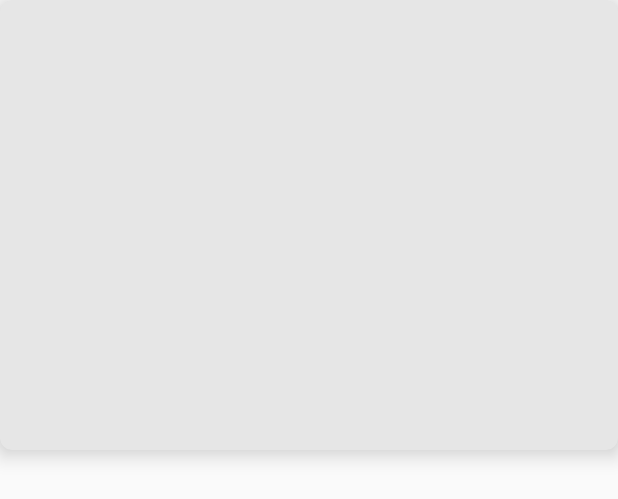
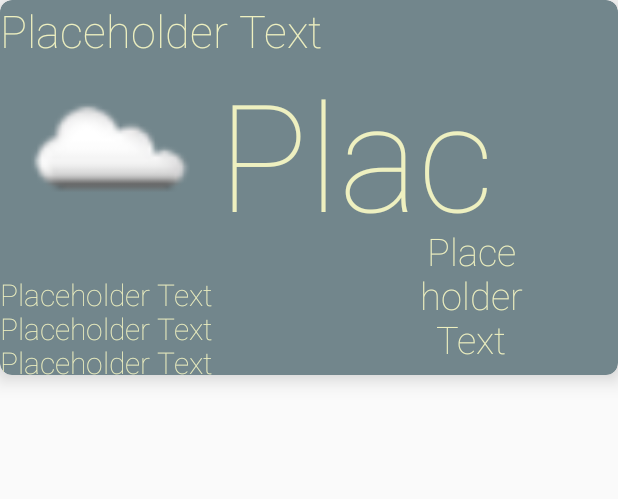
Before and after one commit to sambulosenda/now-feed, an Android app: the layout weather_card.xml on its own in the app's theme, with its tools: preview values and no code run, on a phone screen of 412 x 824 dp. Shown: the top 499 px of the screen. Run offline under Robolectric (Android 15) with nearby library versions, the phone set to English and light mode, and no system bars.

Commit message:
final weathercard

```diff
--- a/NowFeed/app/src/main/res/layout/weather_card.xml
+++ b/NowFeed/app/src/main/res/layout/weather_card.xml
@@ -1,22 +1,10 @@
 <?xml version="1.0" encoding="utf-8"?>
-<!--<LinearLayout-->
-    <!--xmlns:android="http://schemas.android.com/apk/res/android"-->
-    <!--xmlns:tools="http://schemas.android.com/tools"-->
-    <!--android:layout_width="match_parent"-->
-    <!--android:layout_height="match_parent"-->
-    <!--android:paddingLeft="@dimen/activity_horizontal_margin"-->
-    <!--android:paddingRight="@dimen/activity_horizontal_margin"-->
-    <!--android:paddingTop="@dimen/activity_vertical_margin"-->
-    <!--android:paddingBottom="@dimen/activity_vertical_margin"-->
-    <!--tools:context=".MainActivity">-->
-
-
 <android.support.v7.widget.CardView
     xmlns:card_view="http://schemas.android.com/apk/res-auto"
     xmlns:android="http://schemas.android.com/apk/res/android"
     android:layout_width="match_parent"
-        android:layout_height="300dp"
-        card_view:cardBackgroundColor="#E6E6E6"
+    android:layout_height="250dp"
+    card_view:cardBackgroundColor="@color/darkTeal"
     card_view:cardCornerRadius="8dp"
     card_view:cardElevation="8dp"
     android:id="@+id/weatherCard">
@@ -28,10 +16,13 @@
         android:id="@+id/WeatherCardLayout">
         <TextView
             android:layout_width="match_parent"
-                android:layout_height="50dp"
+            android:layout_height="35dp"
             android:layout_alignParentTop="true"
-                android:textSize="20dp"
-                android:id="@+id/cityView"></TextView>
+            android:textSize="30sp"
+            android:id="@+id/cityView"
+            android:text="@string/placeholder"
+            android:fontFamily="sans-serif-thin"
+            android:textColor="@color/cream"/>
         <LinearLayout
             android:layout_width="wrap_content"
             android:layout_height="wrap_content"
@@ -39,134 +30,91 @@
             android:layout_below="@+id/cityView"
             android:id="@+id/leftSegment">
             <ImageView
-                    android:layout_width="150dp"
-                    android:layout_height="150dp"
-                    android:layout_below="@+id/cityView"
+                android:layout_width="145dp"
+                android:layout_height="147dp"
                 android:id="@+id/weatherIcon"
-                    android:layout_weight="3"/>
+                android:src="@drawable/clouds"
+                android:contentDescription="@string/icon" />
             <!--android:layout_above="@+id/forecastField"-->
             <!--android:layout_alignParentLeft="@+id/forecastField"-->
             <TextView
-                    android:layout_width="150dp"
+                android:layout_width="145dp"
                 android:layout_height="50dp"
                 android:id="@+id/weatherString"
-                    android:layout_alignParentLeft="true"
-                    android:layout_alignParentStart="true"
+                android:textAlignment="center"
+                android:textSize="20sp"
+                android:text="@string/placeholder"
+                android:fontFamily="sans-serif-thin"
                 android:layout_weight="1"
-                    android:textAlignment="center"
-                    android:textSize="20dp"/>
+                android:textColor="@color/cream"/>
             <TextView
-                    android:layout_width="150dp"
+                android:layout_width="145dp"
                 android:layout_height="50dp"
                 android:id="@+id/windData"
                 android:layout_weight="1"
                 android:textAlignment="center"
-                    />
+                android:textSize="20sp"
+                android:text="@string/placeholder"
+                android:fontFamily="sans-serif-thin"
+                android:textColor="@color/cream"/>
             <TextView
-                    android:layout_width="150dp"
+                android:layout_width="145dp"
                 android:layout_height="50dp"
                 android:id="@+id/humidity"
                 android:layout_weight="1"
-                    android:textAlignment="center"/>
+                android:textAlignment="center"
+                android:textSize="20sp"
+                android:text="@string/placeholder"
+                android:fontFamily="sans-serif-thin"
+                android:textColor="@color/cream"/>
         </LinearLayout>
+        <!--<TextView-->
+            <!--android:layout_width="100dp"-->
+            <!--android:layout_height="150dp"-->
+            <!--android:layout_alignParentRight="true"-->
+            <!--android:layout_below="@+id/cityView"-->
+            <!--android:textAlignment="viewStart"-->
+            <!--android:text="@string/placeholder"-->
+            <!--android:id="@+id/degrees"-->
+            <!--android:textSize="100sp"-->
+            <!--android:layout_toRightOf="@+id/leftSegment"-->
+            <!--android:layout_toEndOf="@+id/leftSegment"-->
+            <!--android:fontFamily="sans-serif-thin"-->
+            <!--android:layout_above="@+id/low"-->
+            <!--android:layout_alignParentEnd="true"-->
+            <!--android:layout_alignRight="@+id/cityView" />-->
+
         <TextView
-                android:layout_width="0dp"
-                android:layout_height="150dp"
-                android:layout_toRightOf="@+id/leftSegment"
-                android:layout_alignParentRight="true"
-                android:layout_below="@+id/cityView"
-                android:textAlignment="center"
-                android:id="@+id/degrees"
-                android:textSize="100dp"/>
-            <LinearLayout
-                android:layout_width="0dp"
-                android:layout_height="0dp"
-                android:layout_toRightOf="@+id/leftSegment"
-                android:layout_below="@id/degrees"
+            android:layout_width="100dp"
+            android:layout_height="100dp"
+            android:id="@+id/low"
+            android:textAlignment="textEnd"
+            android:text="@string/placeholder"
+            android:fontFamily="sans-serif-thin"
+            android:textSize="25sp"
+            android:layout_marginRight="48dp"
+            android:layout_marginEnd="48dp"
+            android:gravity="center_horizontal"
             android:layout_alignParentBottom="true"
             android:layout_alignParentRight="true"
-                android:orientation="horizontal"
-                android:id="@+id/forecastField">
-                <RelativeLayout
-                    android:layout_width="0dp"
-                    android:layout_height="match_parent"
-                    android:layout_weight="1"
-                    android:id="@+id/dayOneStuff"
-                    >
+            android:layout_alignParentEnd="true"
+            android:textColor="@color/cream"/>
+
         <TextView
-                        android:layout_width="match_parent"
-                        android:layout_height="wrap_content"
-                        android:id="@+id/dayOne"
-                        />
-                    <ImageView
             android:layout_width="wrap_content"
             android:layout_height="wrap_content"
-                        android:padding="10dp"
-                        android:layout_alignParentBottom="true" /></RelativeLayout>
-                <RelativeLayout
-                    android:layout_width="0dp"
-                    android:layout_height="match_parent"
-                    android:layout_weight="1"
-                    android:id="@+id/dayTwoStuff"
-                    >
-                    <TextView
-                        android:layout_width="match_parent"
-                        android:layout_height="wrap_content"
-                        android:id="@+id/dayTwo"/>
-                    <ImageView
-                        android:layout_width="wrap_content"
-                        android:layout_height="wrap_content"
-                        android:layout_below="@+id/dayTwo"
-                        android:padding="10dp"></ImageView>
-                </RelativeLayout>
-                <RelativeLayout
-                    android:layout_width="0dp"
-                    android:layout_height="match_parent"
-                    android:layout_weight="1"
-                    android:id="@+id/dayThreeStuff"
-                    >
-                    <TextView
-                        android:layout_width="match_parent"
-                        android:layout_height="wrap_content"
-                        android:id="@+id/dayThree"/>
-                    <ImageView
-                        android:layout_width="wrap_content"
-                        android:layout_height="wrap_content"
-                        android:layout_below="@+id/dayThree"
-                        android:padding="10dp"></ImageView>
-                </RelativeLayout>
-                <RelativeLayout
-                    android:layout_width="0dp"
-                    android:layout_height="match_parent"
-                    android:layout_weight="1"
-                    android:id="@+id/dayFourStuff"
-                    >
-                    <TextView
-                        android:layout_width="match_parent"
-                        android:layout_height="wrap_content"
-                        android:id="@+id/dayFour"/>
-                    <ImageView
-                        android:layout_width="wrap_content"
-                        android:layout_height="wrap_content"
-                        android:layout_below="@+id/dayFour"
-                        android:padding="10dp"></ImageView>
-                </RelativeLayout>
-                <RelativeLayout
-                    android:layout_width="0dp"
-                    android:layout_height="match_parent"
-                    android:layout_weight="1"
-                    android:id="@+id/dayFiveStuff"
-                    >
-                    <TextView
-                        android:layout_width="match_parent"
-                        android:layout_height="wrap_content"
-                        android:id="@+id/dayFive"/>
-                    <ImageView
-                        android:layout_width="wrap_content"
-                        android:layout_height="wrap_content"
-                        android:layout_below="@+id/dayFive"
-                        android:padding="10dp"></ImageView>
-                </RelativeLayout>
-            </LinearLayout>
+            android:textAppearance="?android:attr/textAppearanceLarge"
+            android:text="@string/placeholder"
+            android:id="@+id/degrees"
+            android:layout_alignTop="@+id/leftSegment"
+            android:layout_alignParentRight="true"
+            android:layout_alignParentEnd="true"
+            android:layout_above="@+id/low"
+            android:layout_toRightOf="@+id/leftSegment"
+            android:layout_toEndOf="@+id/leftSegment"
+            android:fontFamily="sans-serif-thin"
+            android:textSize="100sp"
+            android:textColor="@color/cream"
+            />
     </RelativeLayout>
 </android.support.v7.widget.CardView>
--- /dev/null
+++ b/NowFeed/app/src/main/res/values/colors.xml
@@ -0,0 +1,5 @@
+<?xml version="1.0" encoding="utf-8"?>
+<resources>
+    <color name="darkTeal">#72868C</color>
+    <color name="cream">#EEF0C0</color>
+</resources>
--- a/NowFeed/app/src/main/res/values/strings.xml
+++ b/NowFeed/app/src/main/res/values/strings.xml
@@ -14,4 +14,7 @@
     <string name="project_directions_key">Atest</string>
     <string name="directions_api_key">@string/jb_directions_key</string>
 
+    <string name="placeholder">Placeholder Text</string>
+    <string name="icon">icon</string>
+
 </resources>
```
Also changed, not shown: NowFeed/app/src/main/java/com/jaellysbales/nowfeed/MapsActivity.java (+71 -2 lines), NowFeed/app/src/main/java/com/jaellysbales/nowfeed/WeatherCard.java (+4 -29 lines), NowFeed/app/src/main/java/com/jaellysbales/nowfeed/WeatherFetcher.java (+81 -2 lines), NowFeed/app/src/main/res/drawable/clouds.png (added), NowFeed/app/src/main/res/drawable/dock.png (added), NowFeed/app/src/main/res/drawable/lightrain.png (added), NowFeed/app/src/main/res/drawable/mist.png (added), NowFeed/app/src/main/res/drawable/moderaterain.png (added), NowFeed/app/src/main/res/drawable/partlycloudy.png (added), NowFeed/app/src/main/res/drawable/snow.png (added), NowFeed/app/src/main/res/drawable/thunderstorm.png (added). Lines whose indentation alone changed are shown as unchanged.
